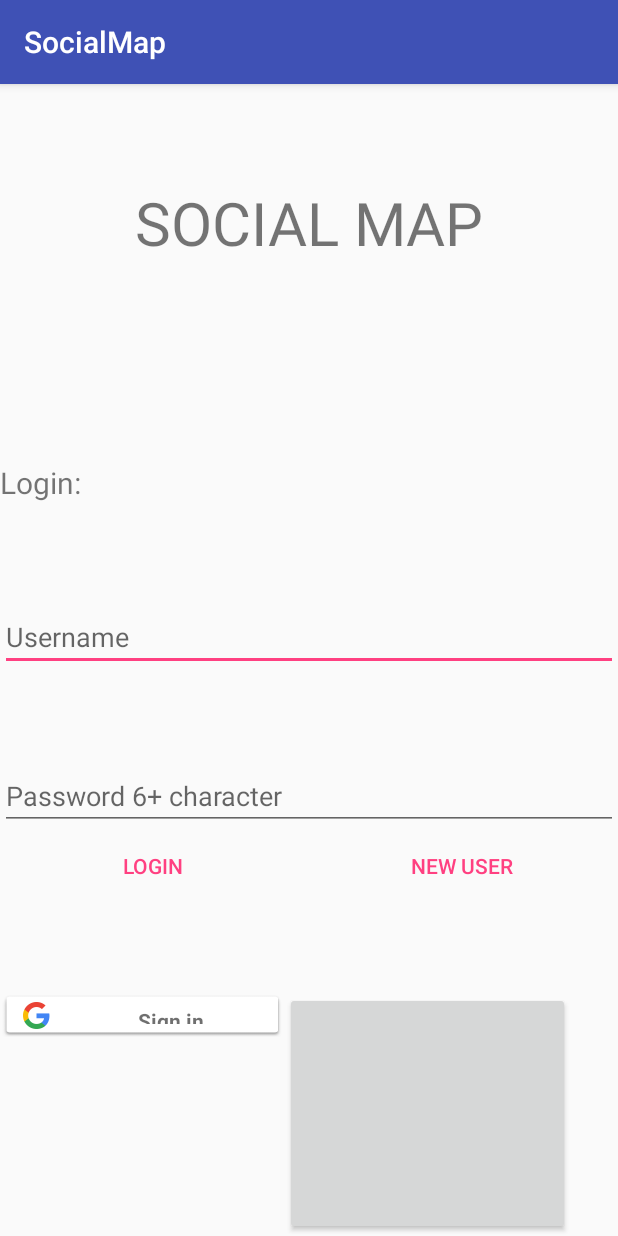
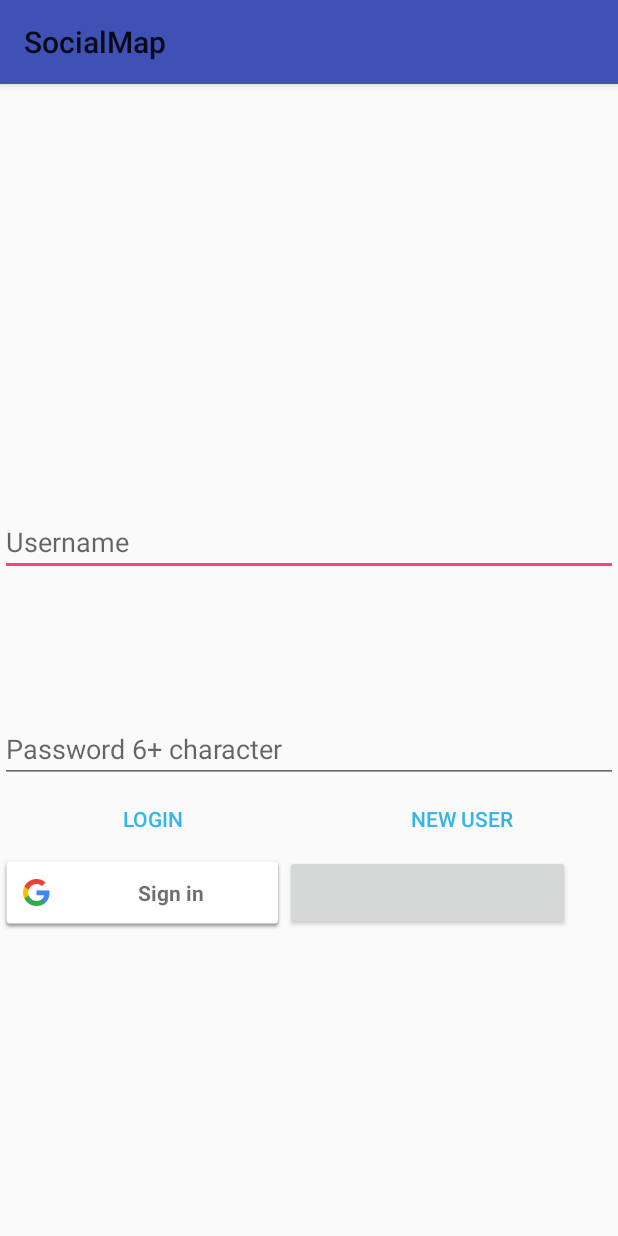
Before and after one commit to peciato/SocialMap, an Android app: the screen it shows after launch (MainActivity), on a phone screen of 412 x 824 dp. Run offline under Robolectric (Android 15) with nearby library versions, the phone set to English and light mode, and no system bars; our stand-ins replace Firebase (no records; nobody signed in at launch, a user with empty details on screens opened directly); libraries missing offline, so code that uses them is left out: com.facebook, com.facebook.appevents, com.facebook.login; plain views replace LoginButton; 6 statements that could not run were skipped.

Commit message:
Merge remote-tracking branch 'origin/master'
Conflicts:
	app/src/main/java/pecia/socialmap/Main3Activity.java

```diff
--- a/app/src/main/java/pecia/socialmap/Chat.java
+++ b/app/src/main/java/pecia/socialmap/Chat.java
@@ -1,5 +1,6 @@
 package pecia.socialmap;
 
+import android.app.Activity;
 import android.support.v7.app.AppCompatActivity;
 import android.os.Bundle;
 import android.view.View;
@@ -16,7 +17,7 @@ import com.google.firebase.database.DatabaseReference;
 import com.google.firebase.database.FirebaseDatabase;
 
 
-public class Chat extends AppCompatActivity {
+public class Chat extends Activity {
 
     public String key;
     @Override
--- a/app/src/main/java/pecia/socialmap/MainActivity.java
+++ b/app/src/main/java/pecia/socialmap/MainActivity.java
@@ -78,8 +78,8 @@ public class MainActivity extends AppCompatActivity implements
 
         mCallbackManager = CallbackManager.Factory.create();
         LoginButton loginButton = (LoginButton) findViewById(R.id.login_button);
-        loginButton.setBackground(getDrawable(R.drawable.oval_button));
-        loginButton.setHeight(200);
+        loginButton.setBackground(getDrawable(R.drawable.com_facebook_button_login_background));
+        loginButton.setHeight(50);
         loginButton.setReadPermissions("email", "public_profile");
         loginButton.registerCallback(mCallbackManager, new FacebookCallback<LoginResult>() {
             @Override
@@ -138,7 +138,7 @@ public class MainActivity extends AppCompatActivity implements
                 // ...
             }
         };
-        t = (TextView) findViewById(R.id.text3);
+        //t = (TextView) findViewById(R.id.text3);
         ///t.setText("PRE");
 
 
--- a/app/src/main/res/layout/activity_main.xml
+++ b/app/src/main/res/layout/activity_main.xml
@@ -3,41 +3,24 @@
 
 <LinearLayout xmlns:android="http://schemas.android.com/apk/res/android"
 
-        xmlns:app="http://schemas.android.com/apk/res-auto"
-        xmlns:tools="http://schemas.android.com/tools"
-        android:layout_width="match_parent"
-        android:layout_height="match_parent"
-        android:orientation="vertical"
-        tools:context="pecia.socialmap.MainActivity">
+    xmlns:tools="http://schemas.android.com/tools"
+    android:layout_width="match_parent"
+    android:layout_height="match_parent"
 
-    <TextView
-        android:id="@+id/text3"
-        android:layout_width="match_parent"
-        android:layout_height="wrap_content"
-        android:layout_weight="0.59"
-        android:gravity="center_vertical"
-        android:text="SOCIAL MAP"
-        android:textAlignment="center"
-        android:textSize="40dp" />
-
-    <TextView
-        android:id="@+id/textView3"
-        android:layout_width="match_parent"
-        android:layout_height="wrap_content"
-        android:gravity="bottom"
-        android:text="Login:"
-        android:textSize="20sp"
-        android:layout_weight="0.30" />
+    android:orientation="vertical"
+    tools:context="pecia.socialmap.MainActivity">
 
     <EditText
         android:id="@+id/email"
         android:layout_width="match_parent"
         android:layout_height="wrap_content"
+        android:layout_marginTop="180dp"
         android:layout_weight="0.30"
         android:ems="10"
         android:gravity="bottom"
         android:hint="Username"
-        android:inputType="textEmailAddress" />
+        android:inputType="textEmailAddress"
+        android:shadowColor="@android:color/holo_blue_light" />
 
     <EditText
         android:id="@+id/pass"
@@ -47,7 +30,8 @@
         android:ems="10"
         android:gravity="bottom"
         android:hint="Password 6+ character"
-        android:inputType="textPassword" />
+        android:inputType="textPassword"
+        android:shadowColor="@android:color/holo_blue_light" />
 
     <LinearLayout
         android:layout_width="match_parent"
@@ -62,7 +46,9 @@
             android:layout_alignParentStart="true"
             android:layout_weight="1"
             android:onClick="login"
-            android:text="Login" />
+            android:text="Login"
+            android:textColor="@android:color/holo_blue_light"
+            android:textColorLink="@android:color/holo_blue_light" />
 
         <Button
             android:id="@+id/button3"
@@ -71,21 +57,22 @@
             android:layout_height="wrap_content"
             android:layout_weight="1"
             android:onClick="newuser"
-            android:text="New User" />
+            android:text="New User"
+            android:textColor="@android:color/holo_blue_light"
+            android:textColorLink="@android:color/holo_blue_light" />
 
     </LinearLayout>
 
     <LinearLayout
         android:layout_width="wrap_content"
         android:layout_height="wrap_content"
-        android:layout_marginTop="60dp"
         android:layout_weight="0.59"
         android:orientation="horizontal">
 
         <com.google.android.gms.common.SignInButton
             android:id="@+id/sign_in_button"
             android:layout_width="190dp"
-            android:layout_height="30dp"
+            android:layout_height="50dp"
             android:layout_above="@+id/button2"
             android:layout_alignParentStart="true"
             android:text="@string/common_signin_button_text_long" />
@@ -93,8 +80,7 @@
         <com.facebook.login.widget.LoginButton
             android:id="@+id/login_button"
             android:layout_width="190dp"
-            android:layout_height="match_parent"
-            android:layout_weight="1" />
+            android:layout_height="50dp" />
     </LinearLayout>
 
 </LinearLayout>
--- a/app/src/main/res/values/styles.xml
+++ b/app/src/main/res/values/styles.xml
@@ -1,7 +1,7 @@
 <resources>
 
     <!-- Base application theme. -->
-    <style name="AppTheme" parent="Theme.AppCompat.Light.DarkActionBar">
+    <style name="AppTheme" parent="Theme.AppCompat.Light">
         <!-- Customize your theme here. -->
         <item name="colorPrimary">@color/colorPrimary</item>
         <item name="colorPrimaryDark">@color/colorPrimaryDark</item>
```
